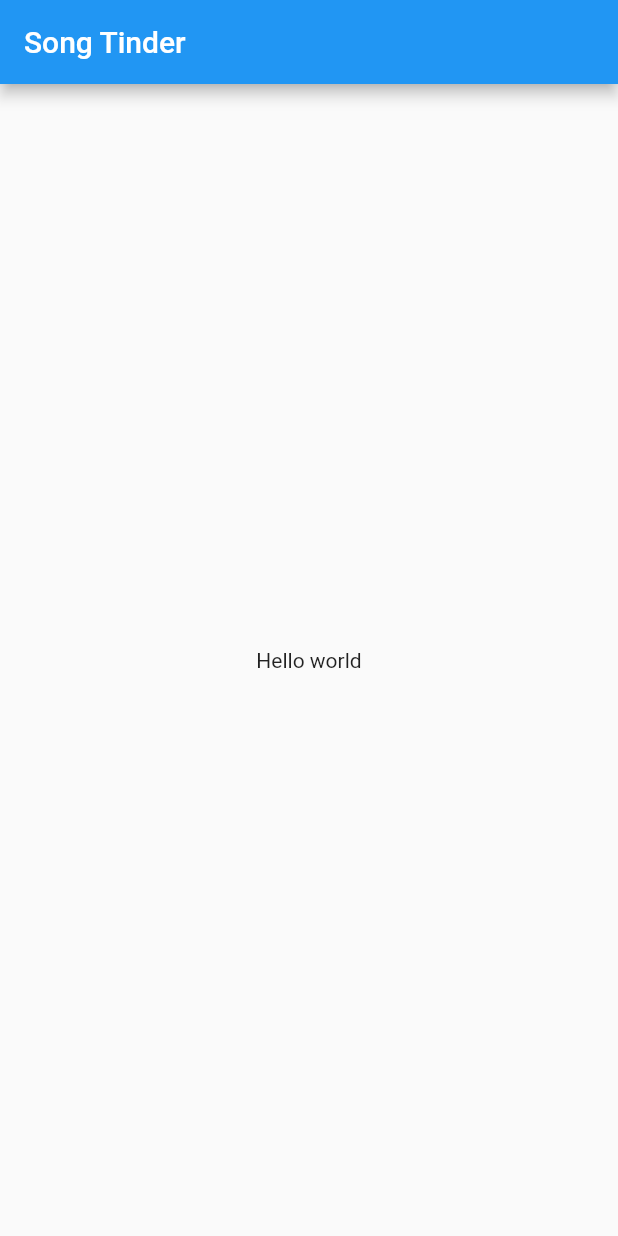
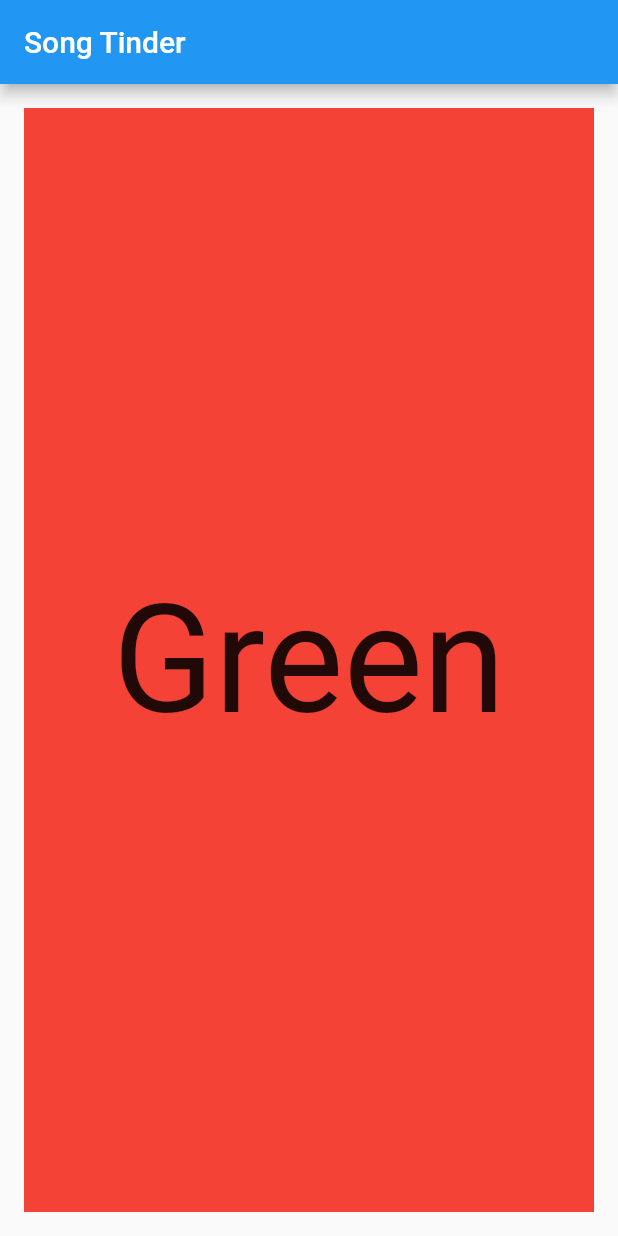
Before and after one commit to OmriLevy888/song-tinder, a Flutter app: the screen it shows after launch, on a phone screen of 412 x 824 dp. Run offline on Flutter 3.47's test engine with Material 2 defaults, Android fonts, the phone set to English and light mode, and no system bars; drawn by our look-alikes of swipe_cards.

Commit message:
[#2] Add basic usage of swipe cards

```diff
--- a/lib/main.dart
+++ b/lib/main.dart
@@ -1,4 +1,6 @@
 import 'package:flutter/material.dart';
+import 'package:swipe_cards/draggable_card.dart';
+import 'package:swipe_cards/swipe_cards.dart';
 
 void main() {
   runApp(const MyApp());
@@ -28,16 +30,65 @@ class MyHomePage extends StatefulWidget {
   State<MyHomePage> createState() => _MyHomePageState();
 }
 
+class SwipeItemData {
+  SwipeItemData({required this.name, required this.color});
+
+  String name;
+  Color color;
+}
+
 class _MyHomePageState extends State<MyHomePage> {
+  late MatchEngine _matchEngine;
+  final _swipeItems = <SwipeItem>[];
+  final _data = [
+    SwipeItemData(name: 'Red', color: Colors.red),
+    SwipeItemData(name: 'Blue', color: Colors.blue),
+    SwipeItemData(name: 'Green', color: Colors.green),
+    SwipeItemData(name: 'Yellow', color: Colors.yellow),
+    SwipeItemData(name: 'Orange', color: Colors.orange),
+  ];
+
+  @override
+  void initState() {
+    print('in initState');
+    for (int i = 0; i < _data.length; i++) {
+      _swipeItems.add(SwipeItem(
+        content: _data[i],
+        likeAction: () => print('Liked ${_data[i].name}'),
+        nopeAction: () => print('Noped ${_data[i].name}'),
+        onSlideUpdate: (SlideRegion? region) async {},
+      ));
+    }
+
+    _matchEngine = MatchEngine(swipeItems: _swipeItems);
+    super.initState();
+  }
+
   @override
   Widget build(BuildContext context) {
+    print('in build');
     return Scaffold(
       appBar: AppBar(
         title: Text(widget.title),
       ),
-      body: const Center(
-        child: Text('Hello world'),
-      ),
+      body: Center(
+          child: SwipeCards(
+        matchEngine: _matchEngine,
+        itemBuilder: (BuildContext context, int index) {
+          return Container(
+              alignment: Alignment.center,
+              color: _data[index % _data.length].color,
+              child: Text(
+                _data[(index + 2) % _data.length].name,
+                style: const TextStyle(fontSize: 100),
+              ));
+        },
+        onStackFinished: () => print('Finished entire stack'),
+        itemChanged: (SwipeItem item, int index) {
+          print('Changed to ${(item.content as SwipeItemData).name}');
+          _swipeItems.add(item);
+        },
+      )),
     );
   }
 }
--- a/pubspec.yaml
+++ b/pubspec.yaml
@@ -34,6 +34,7 @@ dependencies:
   # The following adds the Cupertino Icons font to your application.
   # Use with the CupertinoIcons class for iOS style icons.
   cupertino_icons: ^1.0.2
+  swipe_cards: ^1.0.0
 
 dev_dependencies:
   flutter_test:
```
